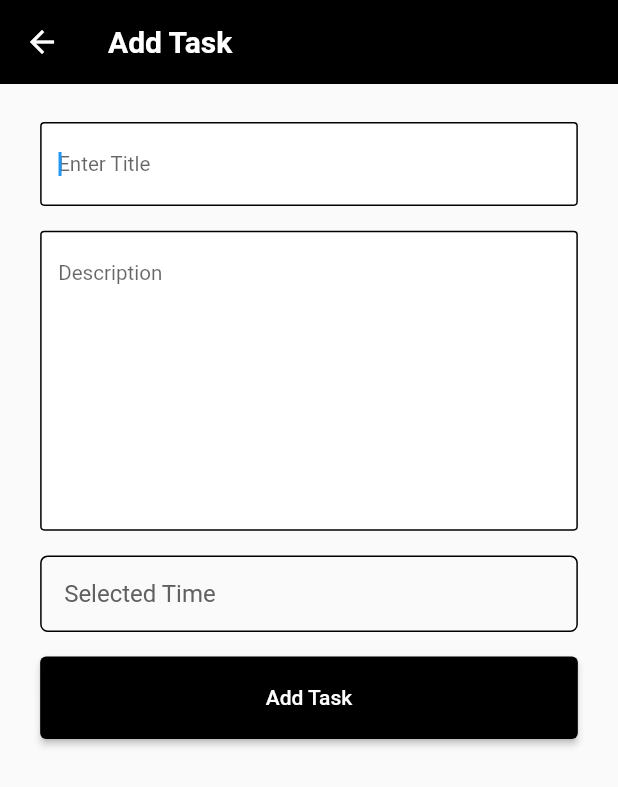
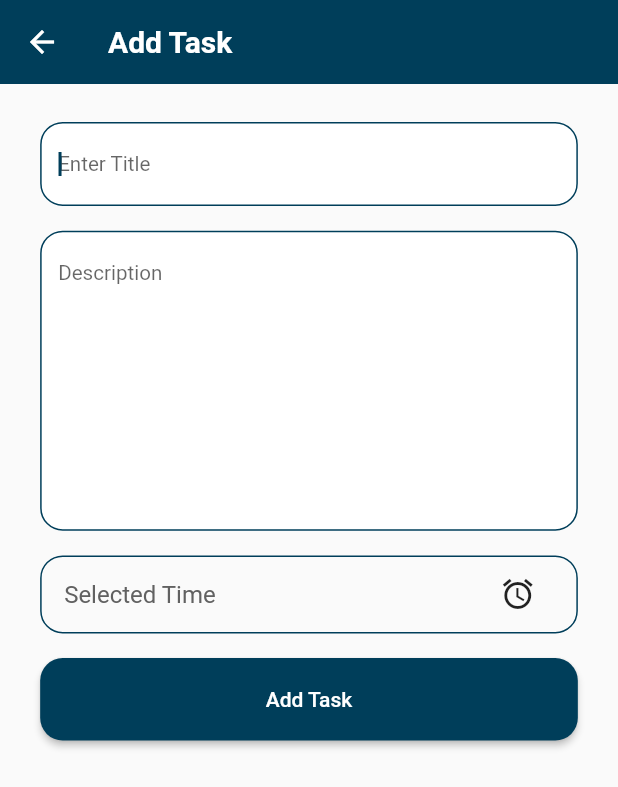
Before and after one commit to Jigarchovatiya/track_your_tasks, a Flutter app: the TodoEnterData screen opened directly, on a phone screen of 412 x 824 dp. Shown: the top 787 px of the screen. Run offline on Flutter 3.47's test engine with Material 2 defaults, Android fonts, the phone set to English and light mode, and no system bars; our stand-ins replace shared_preferences; accounts and stored records are empty.

Commit message:
25-05-2023

```diff
--- a/lib/data/model/to_do_model.dart
+++ b/lib/data/model/to_do_model.dart
@@ -1,7 +1,3 @@
-// To parse this JSON data, do
-//
-//     final toDoModel = toDoModelFromJson(jsonString);
-
 import 'dart:convert';
 
 ToDoModel toDoModelFromJson(String str) => ToDoModel.fromJson(json.decode(str));
@@ -10,24 +6,24 @@ String toDoModelToJson(ToDoModel data) => json.encode(data.toJson());
 
 class ToDoModel {
   String? title;
-  String? discription;
+  String? description;
   String? time;
 
   ToDoModel({
     this.title,
-    this.discription,
+    this.description,
     this.time,
   });
 
   factory ToDoModel.fromJson(Map<String, dynamic> json) => ToDoModel(
         title: json["title"],
-        discription: json["discription"],
+        description: json["description"],
         time: json["time"],
       );
 
   Map<String, dynamic> toJson() => {
         "title": title,
-        "discription": discription,
+        "description": description,
         "time": time,
       };
 }
--- a/lib/res/common/app_text_field.dart
+++ b/lib/res/common/app_text_field.dart
@@ -1,20 +1,23 @@
 import 'package:flutter/cupertino.dart';
 import 'package:flutter/material.dart';
+import 'package:todo_app/res/constant/app_colors.dart';
 
 class AppTextField extends StatelessWidget {
   final TextEditingController? controller;
   final String? hintText;
   final int? minAndMaxLine;
+  final FormFieldValidator<String>? validator;
 
-  AppTextField({Key? key, this.controller, required this.hintText, required this.minAndMaxLine}) : super(key: key);
-  final TextEditingController referralCodeController = TextEditingController();
+  AppTextField({Key? key, this.controller, required this.hintText, required this.minAndMaxLine, this.validator}) : super(key: key);
+  final TextEditingController titleController = TextEditingController();
   @override
   Widget build(BuildContext context) {
     double height = MediaQuery.of(context).size.height;
     double width = MediaQuery.of(context).size.width;
 
-    return TextField(
-      controller: controller,
+    return TextFormField(
+      validator: validator,
+      controller: titleController,
       minLines: minAndMaxLine,
       maxLines: minAndMaxLine,
       autofocus: true,
@@ -26,15 +29,15 @@ class AppTextField extends StatelessWidget {
       ),
       decoration: InputDecoration(
         enabledBorder: OutlineInputBorder(
-          borderSide: BorderSide(color: CupertinoColors.black),
-          borderRadius: BorderRadius.all(
-            Radius.circular(width / 150),
+          borderSide: BorderSide(color: AppColors.materialColor),
+          borderRadius: const BorderRadius.all(
+            Radius.circular(15),
           ),
         ),
         focusedBorder: OutlineInputBorder(
-          borderSide: BorderSide(color: Colors.black),
-          borderRadius: BorderRadius.all(
-            Radius.circular(width / 150),
+          borderSide: BorderSide(color: AppColors.materialColor),
+          borderRadius: const BorderRadius.all(
+            Radius.circular(15),
           ),
         ),
         hintText: hintText ?? "",
--- a/lib/res/constant/app_assets.dart
+++ b/lib/res/constant/app_assets.dart
@@ -1,8 +1,9 @@
 class AppAssets {
   static const String imageBasePath = "assets/images/";
+  static const String gifBasePath = "assets/gifs/";
   static const String iconBasePath = "assets/icons/";
 
   ///splash screen -->
 // images
-  static const String logo = "${imageBasePath}logo.png";
+  static const String logo = "${gifBasePath}blog-multitask-600px.gif";
 }
--- a/lib/res/constant/app_colors.dart
+++ b/lib/res/constant/app_colors.dart
@@ -1,7 +1,25 @@
 import 'package:flutter/material.dart';
 
+Map<int, Color> color = {
+  50: const Color(0x1A003E5A),
+  100: const Color(0x33003E5A),
+  200: const Color(0x4D003E5A),
+  300: const Color(0x66003E5A),
+  400: const Color(0x80003E5A),
+  500: const Color(0x99003E5A),
+  600: const Color(0xB3003E5A),
+  700: const Color(0xCC003E5A),
+  800: const Color(0xE6003E5A),
+  900: const Color(0xFF003E5A),
+};
+
 class AppColors {
+  static MaterialColor materialColor = MaterialColor(0xFF003E5A, color);
   static const Color white = Colors.white;
   static const Color black = Colors.black;
   static const Color blue = Colors.blue;
+  static const Color red = Colors.red;
+  static const Color green = Colors.green;
+  static const Color splashBg = Color(0xccd5d5d5);
+  static const Color logoText = Color(0xFF003e5a);
 }
--- a/lib/res/constant/app_string.dart
+++ b/lib/res/constant/app_string.dart
@@ -1,5 +1,5 @@
 class AppString {
-  static const String homePageTitle = "Hello Harsh!";
+  static const String homePageTitle = "Track Your Tasks";
 
   static const String selectedTime = "Selected Time";
 }
--- a/lib/view/todo_enter_data.dart
+++ b/lib/view/todo_enter_data.dart
@@ -3,7 +3,9 @@ import 'dart:convert';
 import 'package:flutter/material.dart';
 import 'package:shared_preferences/shared_preferences.dart';
 import 'package:todo_app/res/common/app_text_field.dart';
+import 'package:todo_app/res/constant/app_colors.dart';
 import 'package:todo_app/res/constant/app_string.dart';
+import 'package:todo_app/res/extensions/extensions.dart';
 
 import '../data/model/to_do_model.dart';
 
@@ -20,8 +22,10 @@ class TodoEnterData extends StatefulWidget {
 }
 
 class _TodoEnterDataState extends State<TodoEnterData> {
-  TextEditingController titlecontroller = TextEditingController();
-  TextEditingController discriptioncontroller = TextEditingController();
+  final GlobalKey<FormState> formKey = GlobalKey<FormState>();
+
+  TextEditingController titleController = TextEditingController();
+  TextEditingController descriptionController = TextEditingController();
   String time = "";
 
   SharedPreferences? sharedPreferences;
@@ -41,10 +45,10 @@ class _TodoEnterDataState extends State<TodoEnterData> {
     }
   }
 
-  setdata() {
+  setData() {
     Map<String, dynamic> data = {
-      "title": titlecontroller.text,
-      "discription": discriptioncontroller.text,
+      "title": titleController.text,
+      "description": descriptionController.text,
       "time": time,
     };
     if (widget.toDoModel != null) {
@@ -53,7 +57,6 @@ class _TodoEnterDataState extends State<TodoEnterData> {
       toDoList.add(jsonEncode(data));
     }
 
-    // debugPrint(' Data is set ---> $data');
     sharedPreferences!.setStringList("ToDoData", toDoList);
     Navigator.pop(context);
   }
@@ -64,8 +67,8 @@ class _TodoEnterDataState extends State<TodoEnterData> {
     setInstant();
 
     if (widget.toDoModel != null) {
-      titlecontroller.text = widget.toDoModel!.title!;
-      discriptioncontroller.text = widget.toDoModel!.discription!;
+      titleController.text = widget.toDoModel!.title!;
+      descriptionController.text = widget.toDoModel!.description!;
       time = widget.toDoModel!.time!;
     }
     super.initState();
@@ -75,7 +78,6 @@ class _TodoEnterDataState extends State<TodoEnterData> {
   Widget build(BuildContext context) {
     return Scaffold(
       appBar: AppBar(
-        backgroundColor: Colors.black,
         elevation: 0,
         title: const Text(
           "Add Task",
@@ -91,13 +93,20 @@ class _TodoEnterDataState extends State<TodoEnterData> {
             vertical: MediaQuery.of(context).size.height / 80,
             horizontal: MediaQuery.of(context).size.height / 70,
           ),
+          child: Form(
+            onChanged: () {
+              setState(() {});
+            },
+            key: formKey,
+            autovalidateMode: AutovalidateMode.onUserInteraction,
             child: ListView(
               scrollDirection: Axis.vertical,
-            padding: EdgeInsets.all(15),
+              padding: const EdgeInsets.all(15),
               children: [
                 AppTextField(
+                  validator: (value) => value!.isValidName() ? null : "Please Enter Title",
                   hintText: 'Enter Title',
-                controller: titlecontroller,
+                  controller: titleController,
                   minAndMaxLine: null,
                 ),
                 SizedBox(
@@ -106,27 +115,28 @@ class _TodoEnterDataState extends State<TodoEnterData> {
                 AppTextField(
                   hintText: 'Description',
                   minAndMaxLine: 10,
-                controller: discriptioncontroller,
+                  controller: descriptionController,
                 ),
                 SizedBox(height: MediaQuery.of(context).size.height / 50),
-              GestureDetector(
-                  child: Container(
-                    padding: EdgeInsets.all(15),
+                Container(
+                  padding: const EdgeInsets.symmetric(horizontal: 15, vertical: 1),
                   decoration: BoxDecoration(
-                      borderRadius: BorderRadius.circular(5),
-                      border: Border.all(
-                        color: Colors.black,
+                    borderRadius: BorderRadius.circular(15),
+                    border: Border.all(color: AppColors.materialColor),
                   ),
-                    ),
-                    child: Text(
+                  child: Row(
+                    mainAxisAlignment: MainAxisAlignment.spaceBetween,
+                    children: [
+                      Text(
                         time.isNotEmpty ? time : AppString.selectedTime,
                         style: TextStyle(
                           color: time.isNotEmpty ? Colors.black : Colors.grey.shade700,
                           fontSize: 16,
                         ),
                       ),
-                  ),
-                  onTap: () async {
+                      IconButton(
+                          icon: const Icon(Icons.alarm),
+                          onPressed: () async {
                             TimeOfDay? selectTime = await showTimePicker(
                               context: context,
                               initialTime: TimeOfDay.now(),
@@ -137,16 +147,24 @@ class _TodoEnterDataState extends State<TodoEnterData> {
                               setState(() {});
                             }
                           }),
+                    ],
+                  ),
+                ),
                 SizedBox(height: MediaQuery.of(context).size.height / 50),
                 SizedBox(
                   width: double.infinity,
                   height: MediaQuery.of(context).size.height / 15,
                   child: ElevatedButton(
-                  style: const ButtonStyle(
-                    backgroundColor: MaterialStatePropertyAll(Colors.black),
+                    style: ButtonStyle(
+                      shape: MaterialStatePropertyAll(
+                        RoundedRectangleBorder(
+                          borderRadius: BorderRadius.circular(15),
+                        ),
+                      ),
+                      backgroundColor: MaterialStatePropertyAll(AppColors.materialColor),
                     ),
                     onPressed: () {
-                    setdata();
+                      setData();
                     },
                     child: const Text("Add Task"),
                   ),
@@ -155,6 +173,7 @@ class _TodoEnterDataState extends State<TodoEnterData> {
             ),
           ),
         ),
+      ),
     );
   }
 }
--- a/pubspec.yaml
+++ b/pubspec.yaml
@@ -66,6 +66,7 @@ flutter:
   # To add assets to your application, add an assets section, like this:
   assets:
     - assets/images/
+    - assets/gifs/
 
   # An image asset can refer to one or more resolution-specific "variants", see
   # https://flutter.dev/assets-and-images/#resolution-aware
```
Also changed, not shown: lib/main.dart (+4 -3 lines), lib/res/extensions/extensions.dart (added, +39 -0 lines), lib/view/home_screen.dart (+10 -9 lines), lib/view/splash_screen.dart (+24 -22 lines), lib/view/todo_tile.dart (+9 -10 lines), assets/gifs/blog-multitask-600px.gif (added). Lines whose indentation alone changed are shown as unchanged.
